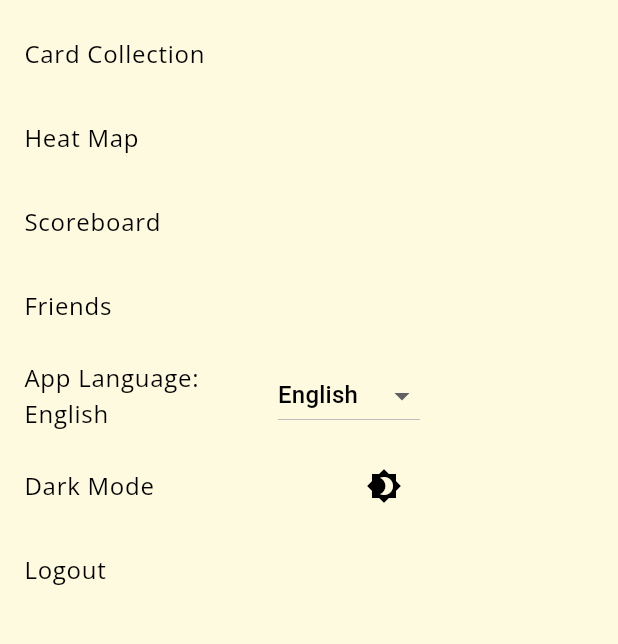
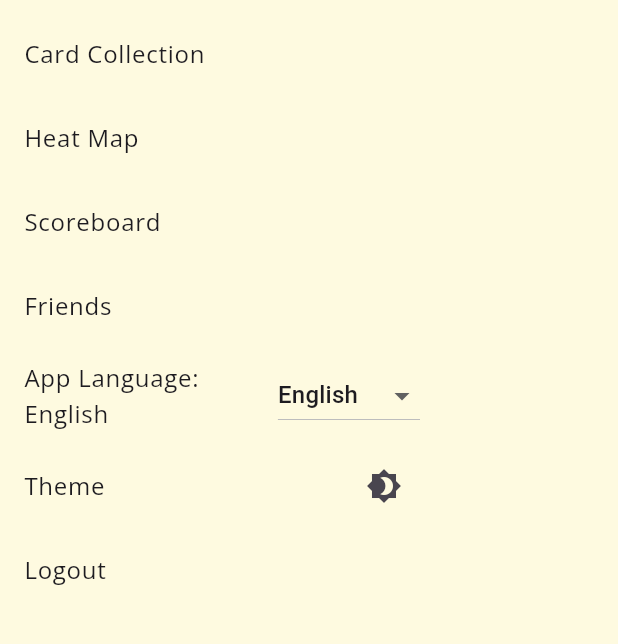
Before and after one commit to Sumanth1997/GemAI_Dev, a Flutter app: the AppDrawer widget shown alone on an empty page, opened directly, after a tap on an icon or button, on a phone screen of 412 x 824 dp, the part 242-886 px from its top. Run offline on Flutter 3.47's test engine with Material 3 defaults, Android fonts, the phone set to English and light mode, and no system bars; our stand-ins replace card_swiper, cloud_firestore, confetti, firebase_auth, firebase_core, firebase_storage and 10 more; missing offline and left inert: firebase_ui_auth, firebase_ui_oauth_google, maps_launcher; accounts and stored records are empty; generated files the repository leaves out were written again; network calls fail.

Commit message:
Theme fix

```diff
--- a/scavhunt/lib/Pages/drawer.dart
+++ b/scavhunt/lib/Pages/drawer.dart
@@ -248,9 +248,9 @@ class _AppDrawerState extends State<AppDrawer> {
           ListTile(
             title: Text(
               AppLocalizations.of(context)?.cardCollection ?? 'Card Collection',
-              style: TextStyle(
-                color: _isDarkMode ? Colors.white : Colors.black,
-              ),
+              // style: TextStyle(
+              //   color: _isDarkMode ? Colors.white : Colors.black,
+              // ),
             ),
             onTap: () {
               Navigator.push(
@@ -262,9 +262,9 @@ class _AppDrawerState extends State<AppDrawer> {
           ListTile(
             title: Text(
               AppLocalizations.of(context)?.heatMap ?? 'Heat Map',
-              style: TextStyle(
-                color: _isDarkMode ? Colors.white : Colors.black,
-              ),
+              // style: TextStyle(
+              //   color: _isDarkMode ? Colors.white : Colors.black,
+              // ),
             ),
             onTap: () {
               Navigator.push(
@@ -276,9 +276,9 @@ class _AppDrawerState extends State<AppDrawer> {
           ListTile(
             title: Text(
               AppLocalizations.of(context)?.scoreboard ?? 'Scoreboard',
-              style: TextStyle(
-                color: _isDarkMode ? Colors.white : Colors.black,
-              ),
+              // style: TextStyle(
+              //   color: _isDarkMode ? Colors.white : Colors.black,
+              // ),
             ),
             onTap: () {
               Navigator.push(
@@ -290,9 +290,9 @@ class _AppDrawerState extends State<AppDrawer> {
           ListTile(
             title: Text(
               AppLocalizations.of(context)?.friends ?? 'Friends',
-              style: TextStyle(
-                color: _isDarkMode ? Colors.white : Colors.black,
-              ),
+              // style: TextStyle(
+              //   color: _isDarkMode ? Colors.white : Colors.black,
+              // ),
             ),
             onTap: () {
               Navigator.push(
@@ -304,9 +304,9 @@ class _AppDrawerState extends State<AppDrawer> {
           ListTile(
             title: Text(
               'App Language: $_selectedLanguage',
-              style: TextStyle(
-                color: _isDarkMode ? Colors.white : Colors.black,
-              ),
+              // style: TextStyle(
+              //   color: _isDarkMode ? Colors.white : Colors.black,
+              // ),
             ),
             onTap: () {
               setState(() {
@@ -321,9 +321,9 @@ class _AppDrawerState extends State<AppDrawer> {
                         value: language,
                         child: Text(
                           language,
-                          style: TextStyle(
-                            color: _isDarkMode ? Colors.white : Colors.black,
-                          ),
+                          // style: TextStyle(
+                          //   color: _isDarkMode ? Colors.white : Colors.black,
+                          // ),
                         ),
                       );
                     }).toList(),
@@ -341,24 +341,23 @@ class _AppDrawerState extends State<AppDrawer> {
           ),
           ListTile(
             title: Text(
-              'Dark Mode',
-              style: TextStyle(
-                color: _isDarkMode ? Colors.white : Colors.black,
-              ),
+              'Theme',
+              // style: TextStyle(
+              //   color: _isDarkMode ? Colors.white : Colors.black,
+              // ),
             ),
             trailing: IconButton(
               icon: Icon(
                 _isDarkMode ? Icons.brightness_7 : Icons.brightness_4,
-                color: _isDarkMode ?  Colors.white :Colors.black  ,
               ), onPressed: () { _toggleDarkMode(); },
             ),
           ),
           ListTile(
             title: Text(
               AppLocalizations.of(context)?.logout ?? 'Logout',
-              style: TextStyle(
-                color: _isDarkMode ? Colors.white : Colors.black,
-              ),
+              // style: TextStyle(
+              //   color: _isDarkMode ? Colors.white : Colors.black,
+              // ),
             ),
             onTap: () async {
               await FirebaseAuth.instance.signOut();
```
